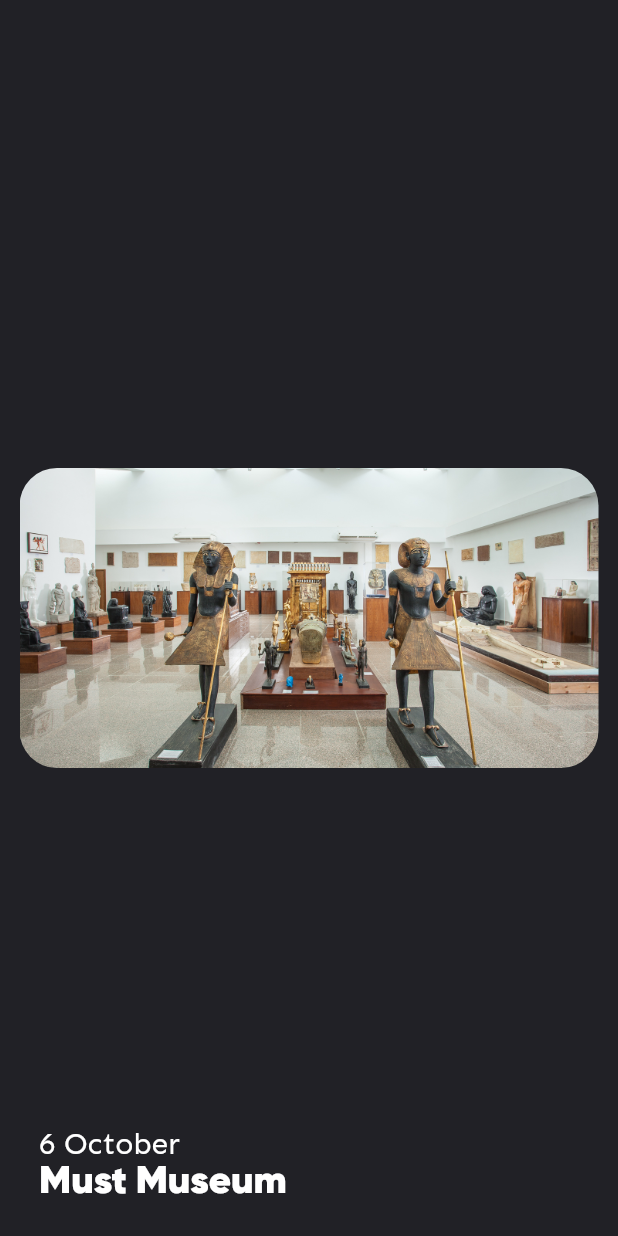
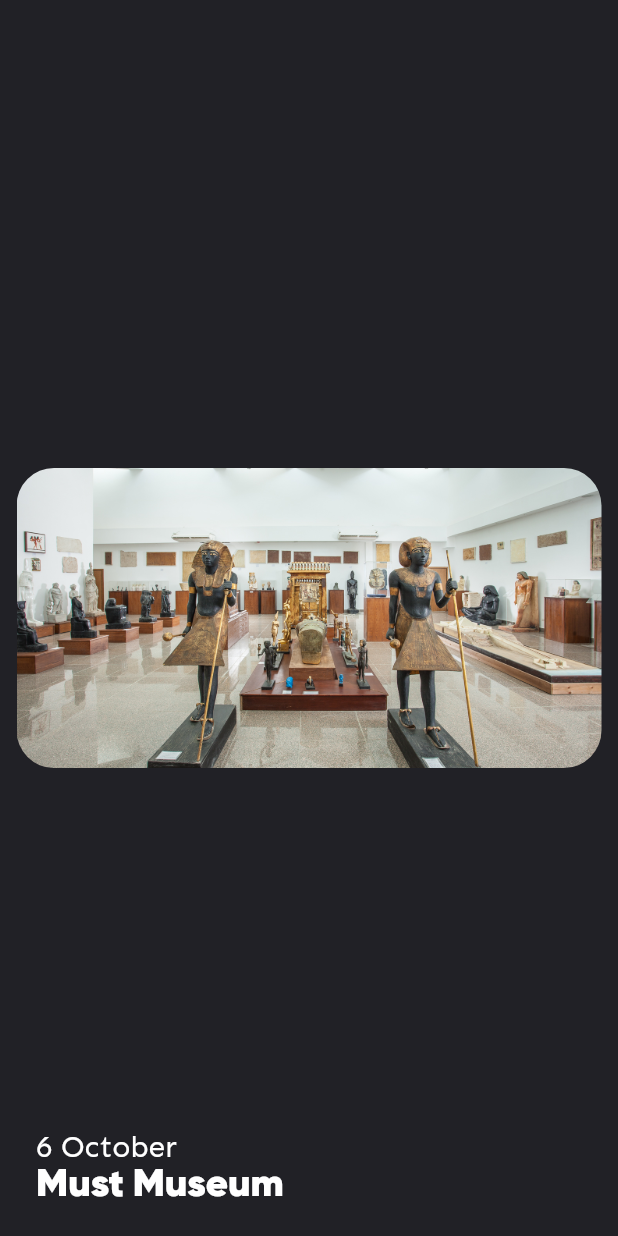
Before and after one commit to 7osssam/Keme, a Flutter app: the PlaceWidget widget shown alone on an empty page, opened directly, on a phone screen of 412 x 824 dp. Run offline on Flutter 3.47's test engine with Material 2 defaults, Android fonts, the light colour scheme and no system bars; our stand-ins replace cloud_firestore, curved_navigation_bar, dropdown_button2, firebase_auth, firebase_core, flutter_tts and 4 more; missing offline and left inert: firebase_ml_vision, flutter_barcode_scanner, flutter_phone_direct_caller, loading_animations, panorama, text_to_speech and 1 more; accounts and stored records are empty.

Commit message:
modifiy place tab

```diff
--- a/lib/place_widget.dart
+++ b/lib/place_widget.dart
@@ -14,7 +14,7 @@ class PlaceWidget extends StatelessWidget {
   Widget build(BuildContext context) {
     return Expanded(
       child: Padding(
-        padding: const EdgeInsets.all(8.0),
+        padding: const EdgeInsets.all(6.0),
         child: Stack(
           alignment: Alignment.bottomLeft,
           children: [
```
Also changed, not shown: lib/places_tab.dart (+10 -8 lines).
